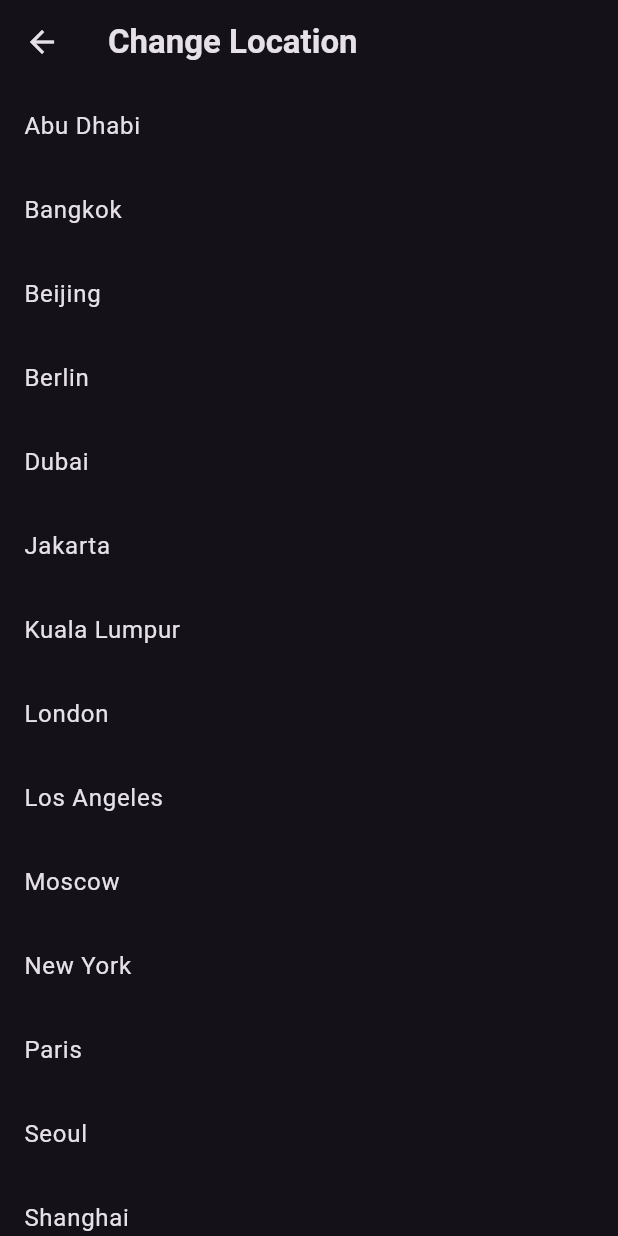
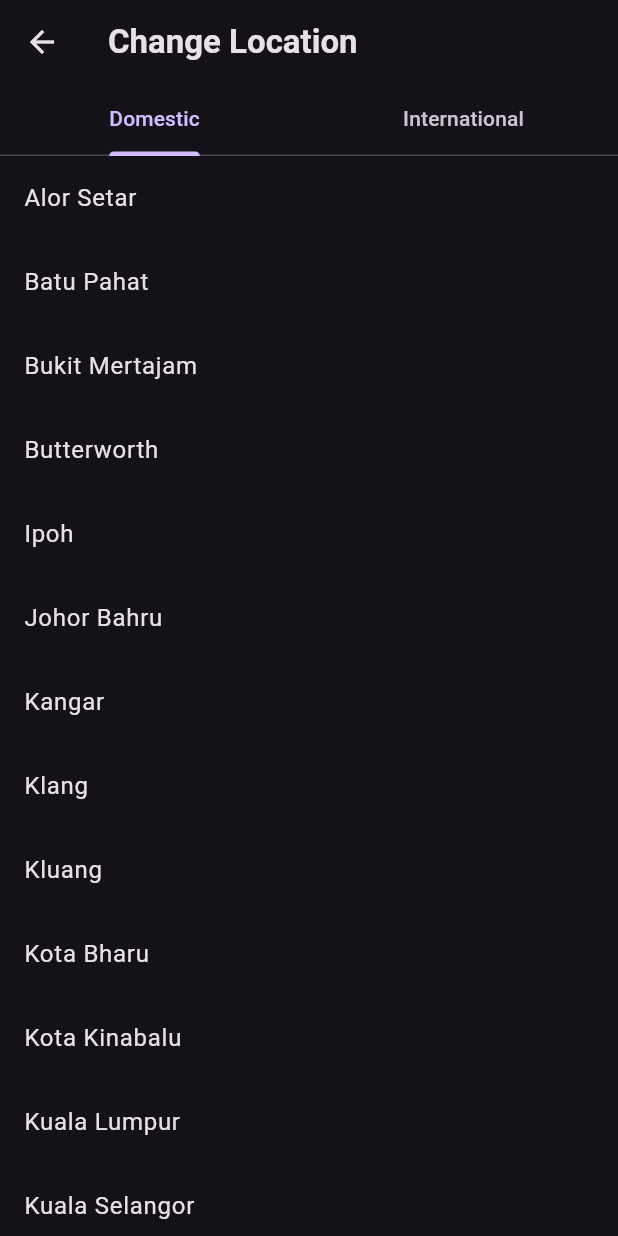
Before and after one commit to merrrrrr/flutter-weather-app, a Flutter app: the ChangeLocationScreen screen opened by its route, on a phone screen of 412 x 824 dp. Run offline on Flutter 3.47's test engine with Material 3 defaults, Android fonts, the phone set to English and light mode, and no system bars; our stand-ins replace flutter_dotenv, flutter_riverpod, shared_preferences; accounts and stored records are empty; network calls fail.

Commit message:
update additional information ui and add domestic city

```diff
--- a/lib/main.dart
+++ b/lib/main.dart
@@ -31,7 +31,7 @@ class _MyAppState extends State<MyApp> {
 				'/changeLocation': (context) => const ChangeLocationScreen(),
 				'/settings': (context) => const SettingsScreen(),
 			},
-			home: const WeatherScreen(),
+			home: WeatherScreen(),
     );
   }
 }
--- a/lib/screens/change_location_screen.dart
+++ b/lib/screens/change_location_screen.dart
@@ -8,32 +8,32 @@ class ChangeLocationScreen extends ConsumerWidget {
   @override
   Widget build(BuildContext context, WidgetRef ref) {
 		final List<String> domesticCity = [
-		// 'Alor Setar',
-		// 'Batu Pahat',
-		// 'Bukit Mertajam',
-		// 'Butterworth',
-		// 'Ipoh',
-		// 'Johor Bahru',
-		// 'Kangar',
-		// 'Klang',
-		// 'Kluang'
-		// 'Kota Bharu',
-		// 'Kota Kinabalu',
-		// 'Kuala Lumpur',
-		// 'Kuala Selangor',
-		// 'Kuala Terengganu',
-		// 'Kuantan',
-		// 'Kuching',
-		// 'Labuan',
-		// 'Malacca',
-		// 'Pahang',
-		// 'Petaling Jaya',
-		// 'Penang',
-		// 'Putrajaya',
-		// 'Seremban',
-		// 'Sibu',
-		// 'Sungai Petani',
-		// 'Taiping',
+		'Alor Setar',
+		'Batu Pahat',
+		'Bukit Mertajam',
+		'Butterworth',
+		'Ipoh',
+		'Johor Bahru',
+		'Kangar',
+		'Klang',
+		'Kluang',
+		'Kota Bharu',
+		'Kota Kinabalu',
+		'Kuala Lumpur',
+		'Kuala Selangor',
+		'Kuala Terengganu',
+		'Kuantan',
+		'Kuching',
+		'Labuan',
+		'Malacca',
+		'Pahang',
+		'Petaling Jaya',
+		'Penang',
+		'Putrajaya',
+		'Seremban',
+		'Sibu',
+		'Sungai Petani',
+		'Taiping',
 	];
 
 	final List<String> internationalCity = [
@@ -57,7 +57,9 @@ class ChangeLocationScreen extends ConsumerWidget {
 
 	final city = ref.read(locationProvider.notifier);
 
-    return Scaffold(
+    return DefaultTabController(
+			length: 2,
+			child: Scaffold(
 				appBar: AppBar(
 					title: const Text(
 						'Change Location',
@@ -65,27 +67,46 @@ class ChangeLocationScreen extends ConsumerWidget {
 							fontWeight: FontWeight.bold,
 						),
 					),
+					bottom: TabBar(
+						tabs: [
+							Tab(text: 'Domestic'),
+							Tab(text: 'International'),
+						],
+					),
 				),
 
-			body: ListView.builder(
-				itemCount: (domesticCity.length + internationalCity.length),
+				body: TabBarView(
+					children: [
+						ListView.builder(
+							itemCount: domesticCity.length,
 							itemBuilder: (context, index) {
 								return ListTile(
-						title: Text(
-							index < domesticCity.length
-								? domesticCity[index]
-								: internationalCity[index - domesticCity.length],
-						),
+									title: Text(domesticCity[index]),
 									onTap: () {
-							final selectedLocation = index < domesticCity.length
-								? domesticCity[index]
-								: internationalCity[index - domesticCity.length];
-							city.updateCity(selectedLocation);
+										city.updateCity(domesticCity[index]);
 										Navigator.pop(context);
 									},
 								);
 							},
 						),
+
+						ListView.builder(
+							itemCount: internationalCity.length,
+							itemBuilder: (context, index) {
+								return ListTile(
+									title: Text(internationalCity[index]),
+									onTap: () {
+										city.updateCity(internationalCity[index]);
+										Navigator.pop(context);
+									},
 								);
+							},
+						),
+					],
+				),
+			)
+
+		);
+
   }
 }
--- a/lib/screens/settings_screen.dart
+++ b/lib/screens/settings_screen.dart
@@ -73,7 +73,7 @@ class _SettingsScreenState extends ConsumerState<SettingsScreen> {
 					),
 
 					RadioListTile(
-						title: Text('Imperial (The one not logical)'),
+						title: Text('Imperial'),
 						value: 'imperial',
 						groupValue: settings.unit,
 						onChanged: (value) {
--- a/lib/screens/weather_screen.dart
+++ b/lib/screens/weather_screen.dart
@@ -259,19 +259,19 @@ class _WeatherScreenState extends ConsumerState<WeatherScreen> {
 																),
 
 																SizedBox(
+																	height: infoList.length > 3 ? 255.0 : 135.0,
 																	width: double.infinity,
 																	child: Card(
 																		child: Padding(
 																			padding: const EdgeInsets.all(16.0),
 																			child: GridView.builder(
-
 																				physics: NeverScrollableScrollPhysics(),
 																				shrinkWrap: true,
 																				gridDelegate: SliverGridDelegateWithFixedCrossAxisCount(
 																					crossAxisCount: 3,
 																					crossAxisSpacing: 8.0,
 																					mainAxisSpacing: 8.0,
-																					childAspectRatio: 0.95,
+																					childAspectRatio: 1.0,
 																				),
 																				itemCount: infoList.length,
 																				itemBuilder: (context, index) {
```
Lines whose indentation alone changed are shown as unchanged.
